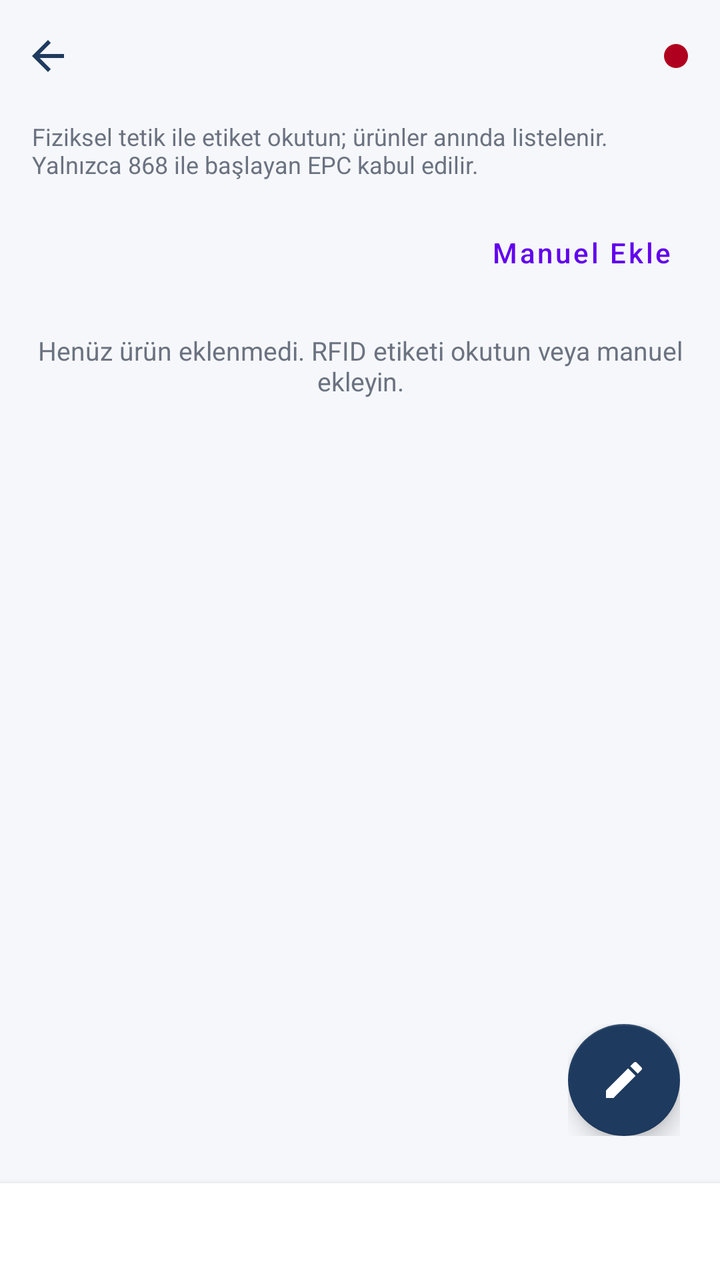
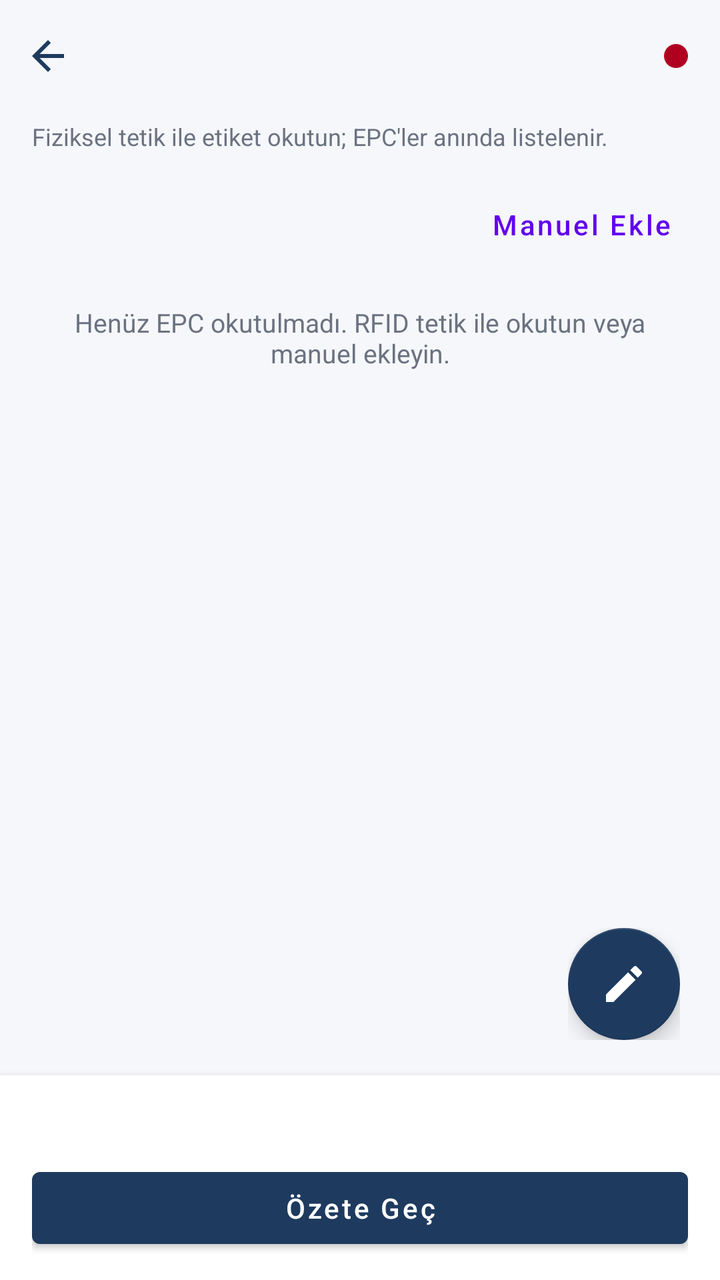

An Android layout rendered at two revisions. The XML below is the earlier revision; the diff shows what the commit changed to produce the second picture.
<!-- AndroidManifest.xml: application theme Theme.ArmineOrderModule -->
<!-- res/layout/activity_wholesale_order.xml -->
<?xml version="1.0" encoding="utf-8"?>
<FrameLayout xmlns:android="http://schemas.android.com/apk/res/android"
    xmlns:app="http://schemas.android.com/apk/res-auto"
    android:layout_width="match_parent"
    android:layout_height="match_parent"
    android:background="@color/login_background">

    <LinearLayout
        android:layout_width="match_parent"
        android:layout_height="match_parent"
        android:orientation="vertical">

        <LinearLayout
            android:layout_width="match_parent"
            android:layout_height="56dp"
            android:gravity="center_vertical"
            android:orientation="horizontal"
            android:paddingStart="4dp"
            android:paddingEnd="16dp">

            <ImageButton
                android:id="@+id/btnBack"
                android:layout_width="40dp"
                android:layout_height="40dp"
                android:background="?attr/selectableItemBackgroundBorderless"
                android:contentDescription="@string/back_button"
                android:padding="8dp"
                android:scaleType="centerInside"
                android:src="@drawable/ic_back" />

            <TextView
                android:id="@+id/tvOrderCustomerName"
                android:layout_width="0dp"
                android:layout_height="wrap_content"
                android:layout_weight="1"
                android:layout_marginStart="4dp"
                android:ellipsize="end"
                android:maxLines="1"
                android:textColor="@color/login_title"
                android:textSize="18sp"
                android:textStyle="bold" />

            <View
                android:id="@+id/dotRfidStatus"
                android:layout_width="12dp"
                android:layout_height="12dp"
                android:layout_marginStart="8dp"
                android:background="@drawable/bg_dot_red"
                android:contentDescription="@string/main_rfid_status_disconnected" />
        </LinearLayout>

        <LinearLayout
            android:layout_width="match_parent"
            android:layout_height="0dp"
            android:layout_weight="1"
            android:orientation="vertical"
            android:paddingStart="16dp"
            android:paddingEnd="16dp"
            android:paddingBottom="8dp">

            <TextView
                android:id="@+id/tvScanHint"
                android:layout_width="match_parent"
                android:layout_height="wrap_content"
                android:layout_marginTop="4dp"
                android:text="@string/wholesale_order_scan_hint"
                android:textColor="@color/login_subtitle"
                android:textSize="12sp" />

            <LinearLayout
                android:layout_width="match_parent"
                android:layout_height="wrap_content"
                android:layout_marginTop="12dp"
                android:gravity="center_vertical"
                android:orientation="horizontal">

                <TextView
                    android:id="@+id/tvLinesSummary"
                    android:layout_width="0dp"
                    android:layout_height="wrap_content"
                    android:layout_weight="1"
                    android:textColor="@color/login_title"
                    android:textSize="14sp"
                    android:textStyle="bold" />

                <com.google.android.material.button.MaterialButton
                    android:id="@+id/btnAddManualLine"
                    style="@style/Widget.MaterialComponents.Button.TextButton"
                    android:layout_width="wrap_content"
                    android:layout_height="wrap_content"
                    android:text="@string/wholesale_order_add_manual_line"
                    android:textAllCaps="false" />
            </LinearLayout>

            <TextView
                android:id="@+id/tvOrderError"
                android:layout_width="match_parent"
                android:layout_height="wrap_content"
                android:layout_marginTop="4dp"
                android:textColor="@color/login_error"
                android:textSize="13sp"
                android:visibility="gone" />

            <TextView
                android:id="@+id/tvLinesEmptyHint"
                android:layout_width="match_parent"
                android:layout_height="wrap_content"
                android:layout_marginTop="16dp"
                android:gravity="center"
                android:text="@string/wholesale_order_lines_empty_hint"
                android:textColor="@color/login_subtitle"
                android:textSize="13sp" />

            <androidx.recyclerview.widget.RecyclerView
                android:id="@+id/rvOrderLines"
                android:layout_width="match_parent"
                android:layout_height="0dp"
                android:layout_marginTop="8dp"
                android:layout_weight="1"
                android:clipToPadding="false" />

        </LinearLayout>

        <LinearLayout
            android:id="@+id/footerTagCount"
            android:layout_width="match_parent"
            android:layout_height="wrap_content"
            android:background="@color/white"
            android:elevation="6dp"
            android:gravity="center"
            android:orientation="horizontal"
            android:paddingStart="16dp"
            android:paddingTop="14dp"
            android:paddingEnd="16dp"
            android:paddingBottom="14dp">

            <TextView
                android:id="@+id/tvTotalTagCount"
                android:layout_width="wrap_content"
                android:layout_height="wrap_content"
                android:textColor="@color/login_title"
                android:textSize="15sp"
                android:textStyle="bold" />
        </LinearLayout>
    </LinearLayout>

    <LinearLayout
        android:layout_width="wrap_content"
        android:layout_height="wrap_content"
        android:layout_gravity="bottom|end"
        android:layout_marginBottom="72dp"
        android:layout_marginEnd="20dp"
        android:orientation="vertical"
        android:gravity="end">

        <LinearLayout
            android:id="@+id/rowSaveAndSend"
            android:layout_width="wrap_content"
            android:layout_height="wrap_content"
            android:layout_marginBottom="14dp"
            android:gravity="center_vertical"
            android:orientation="horizontal"
            android:visibility="gone">

            <TextView
                android:layout_width="wrap_content"
                android:layout_height="wrap_content"
                android:layout_marginEnd="10dp"
                android:background="@color/white"
                android:elevation="2dp"
                android:paddingStart="10dp"
                android:paddingTop="6dp"
                android:paddingEnd="10dp"
                android:paddingBottom="6dp"
                android:text="@string/wholesale_order_save_and_send"
                android:textColor="@color/login_title"
                android:textSize="13sp" />

            <com.google.android.material.floatingactionbutton.FloatingActionButton
                android:id="@+id/fabSaveAndSend"
                android:layout_width="wrap_content"
                android:layout_height="wrap_content"
                app:fabSize="mini"
                android:contentDescription="@string/wholesale_order_save_and_send"
                android:src="@drawable/ic_send"
                app:backgroundTint="@color/login_primary"
                app:tint="@color/white" />
        </LinearLayout>

        <LinearLayout
            android:id="@+id/rowSave"
            android:layout_width="wrap_content"
            android:layout_height="wrap_content"
            android:layout_marginBottom="14dp"
            android:gravity="center_vertical"
            android:orientation="horizontal"
            android:visibility="gone">

            <TextView
                android:layout_width="wrap_content"
                android:layout_height="wrap_content"
                android:layout_marginEnd="10dp"
                android:background="@color/white"
                android:elevation="2dp"
                android:paddingStart="10dp"
                android:paddingTop="6dp"
                android:paddingEnd="10dp"
                android:paddingBottom="6dp"
                android:text="@string/wholesale_order_save_draft"
                android:textColor="@color/login_title"
                android:textSize="13sp" />

            <com.google.android.material.floatingactionbutton.FloatingActionButton
                android:id="@+id/fabSave"
                android:layout_width="wrap_content"
                android:layout_height="wrap_content"
                app:fabSize="mini"
                android:contentDescription="@string/wholesale_order_save_draft"
                android:src="@drawable/ic_save"
                app:backgroundTint="@color/login_primary"
                app:tint="@color/white" />
        </LinearLayout>

        <com.google.android.material.floatingactionbutton.FloatingActionButton
            android:id="@+id/fabOrderActions"
            android:layout_width="wrap_content"
            android:layout_height="wrap_content"
            android:contentDescription="@string/wholesale_order_actions"
            android:src="@drawable/ic_edit"
            app:backgroundTint="@color/login_primary"
            app:tint="@color/white" />

    </LinearLayout>

</FrameLayout>
<!-- resources referenced by this layout -->
<resources>
  <color name="login_background">#FFF5F7FA</color>
  <color name="login_error">#FFB00020</color>
  <color name="login_primary">#FF1E3A5F</color>
  <color name="login_subtitle">#FF6B7280</color>
  <color name="login_title">#FF1A1A1A</color>
  <color name="white">#FFFFFFFF</color>
  <!-- drawable bg_dot_red (drawable) -->
  <?xml version="1.0" encoding="utf-8"?>
  <shape xmlns:android="http://schemas.android.com/apk/res/android"
      android:shape="oval">
      <solid android:color="@color/login_error" />
  </shape>
  <!-- drawable ic_back (drawable) -->
  <?xml version="1.0" encoding="utf-8"?>
  <vector xmlns:android="http://schemas.android.com/apk/res/android"
      android:width="24dp"
      android:height="24dp"
      android:viewportWidth="24"
      android:viewportHeight="24">
      <path
          android:fillColor="#FF1E3A5F"
          android:pathData="M20,11H7.83l5.59,-5.59L12,4l-8,8 8,8 1.41,-1.41L7.83,13H20v-2z" />
  </vector>
  <!-- drawable ic_edit (drawable) -->
  <?xml version="1.0" encoding="utf-8"?>
  <vector xmlns:android="http://schemas.android.com/apk/res/android"
      android:width="24dp"
      android:height="24dp"
      android:viewportWidth="24"
      android:viewportHeight="24"
      android:tint="#FFFFFFFF">
      <path
          android:fillColor="#FF000000"
          android:pathData="M3,17.25V21h3.75L17.81,9.94l-3.75,-3.75L3,17.25zM20.71,7.04c0.39,-0.39 0.39,-1.02 0,-1.41l-2.34,-2.34c-0.39,-0.39 -1.02,-0.39 -1.41,0l-1.83,1.83 3.75,3.75 1.83,-1.83z" />
  </vector>
  <!-- drawable ic_save (drawable) -->
  <?xml version="1.0" encoding="utf-8"?>
  <vector xmlns:android="http://schemas.android.com/apk/res/android"
      android:width="24dp"
      android:height="24dp"
      android:viewportWidth="24"
      android:viewportHeight="24"
      android:tint="#FFFFFFFF">
      <path
          android:fillColor="#FF000000"
          android:pathData="M17,3H5C3.89,3 3,3.9 3,5v14c0,1.1 0.89,2 2,2h14c1.1,0 2,-0.9 2,-2V7L17,3zM12,19c-1.66,0 -3,-1.34 -3,-3s1.34,-3 3,-3 3,1.34 3,3 -1.34,3 -3,3zM15,9L5,9L5,5h10v4z" />
  </vector>
  <!-- drawable ic_send (drawable) -->
  <?xml version="1.0" encoding="utf-8"?>
  <vector xmlns:android="http://schemas.android.com/apk/res/android"
      android:width="24dp"
      android:height="24dp"
      android:viewportWidth="24"
      android:viewportHeight="24"
      android:tint="#FFFFFFFF">
      <path
          android:fillColor="#FF000000"
          android:pathData="M2.01,21L23,12 2.01,3 2,10l15,2 -15,2z" />
  </vector>
  <string name="back_button">Geri</string>
  <string name="main_rfid_status_disconnected">RFID Bagli degil</string>
  <string name="wholesale_order_actions">Sipariş işlemleri</string>
  <string name="wholesale_order_add_manual_line">Manuel Ekle</string>
  <string name="wholesale_order_lines_empty_hint">Henüz ürün eklenmedi. RFID etiketi okutun veya manuel ekleyin.</string>
  <string name="wholesale_order_save_and_send">Kaydet ve Gönder</string>
  <string name="wholesale_order_save_draft">Kaydet</string>
  <string name="wholesale_order_scan_hint">Fiziksel tetik ile etiket okutun; ürünler anında listelenir. Yalnızca 868 ile başlayan EPC kabul edilir.</string>
  <style name="Theme.ArmineOrderModule" parent="Theme.MaterialComponents.DayNight.NoActionBar">
          
          <item name="colorPrimary">@color/purple_500</item>
          <item name="colorPrimaryVariant">@color/purple_700</item>
          <item name="colorOnPrimary">@color/white</item>
          
          <item name="colorSecondary">@color/teal_200</item>
          <item name="colorSecondaryVariant">@color/teal_700</item>
          <item name="colorOnSecondary">@color/black</item>
          
          <item name="android:statusBarColor">?attr/colorPrimaryVariant</item>
          
      </style>
  <color name="purple_500">#FF6200EE</color>
  <color name="purple_700">#FF3700B3</color>
  <color name="teal_200">#FF03DAC5</color>
  <color name="teal_700">#FF018786</color>
  <color name="black">#FF000000</color>
</resources>

<!-- the commit's change to res/layout/activity_wholesale_order.xml (unified diff, before → after) -->
@@ -122,25 +122,34 @@
         </LinearLayout>
 
         <LinearLayout
-            android:id="@+id/footerTagCount"
+            android:id="@+id/footerActions"
             android:layout_width="match_parent"
             android:layout_height="wrap_content"
             android:background="@color/white"
             android:elevation="6dp"
-            android:gravity="center"
-            android:orientation="horizontal"
+            android:orientation="vertical"
             android:paddingStart="16dp"
-            android:paddingTop="14dp"
+            android:paddingTop="12dp"
             android:paddingEnd="16dp"
-            android:paddingBottom="14dp">
+            android:paddingBottom="12dp">
 
             <TextView
                 android:id="@+id/tvTotalTagCount"
-                android:layout_width="wrap_content"
-                android:layout_height="wrap_content"
+                android:layout_width="match_parent"
+                android:layout_height="wrap_content"
+                android:gravity="center"
                 android:textColor="@color/login_title"
                 android:textSize="15sp"
                 android:textStyle="bold" />
+
+            <com.google.android.material.button.MaterialButton
+                android:id="@+id/btnGoToSummary"
+                android:layout_width="match_parent"
+                android:layout_height="wrap_content"
+                android:layout_marginTop="10dp"
+                android:text="@string/wholesale_order_go_to_summary"
+                android:textAllCaps="false"
+                app:backgroundTint="@color/login_primary" />
         </LinearLayout>
     </LinearLayout>
 
@@ -148,13 +157,13 @@
         android:layout_width="wrap_content"
         android:layout_height="wrap_content"
         android:layout_gravity="bottom|end"
-        android:layout_marginBottom="72dp"
+        android:layout_marginBottom="120dp"
         android:layout_marginEnd="20dp"
         android:orientation="vertical"
         android:gravity="end">
 
         <LinearLayout
-            android:id="@+id/rowSaveAndSend"
+            android:id="@+id/rowCancelBarcode"
             android:layout_width="wrap_content"
             android:layout_height="wrap_content"
             android:layout_marginBottom="14dp"
@@ -172,52 +181,18 @@
                 android:paddingTop="6dp"
                 android:paddingEnd="10dp"
                 android:paddingBottom="6dp"
-                android:text="@string/wholesale_order_save_and_send"
+                android:text="@string/wholesale_order_cancel_barcode"
                 android:textColor="@color/login_title"
                 android:textSize="13sp" />
 
             <com.google.android.material.floatingactionbutton.FloatingActionButton
-                android:id="@+id/fabSaveAndSend"
+                android:id="@+id/fabCancelBarcode"
                 android:layout_width="wrap_content"
                 android:layout_height="wrap_content"
+                android:contentDescription="@string/wholesale_order_cancel_barcode"
+                android:src="@drawable/ic_delete"
+                app:backgroundTint="@color/login_primary"
                 app:fabSize="mini"
-                android:contentDescription="@string/wholesale_order_save_and_send"
-                android:src="@drawable/ic_send"
-                app:backgroundTint="@color/login_primary"
-                app:tint="@color/white" />
-        </LinearLayout>
-
-        <LinearLayout
-            android:id="@+id/rowSave"
-            android:layout_width="wrap_content"
-            android:layout_height="wrap_content"
-            android:layout_marginBottom="14dp"
-            android:gravity="center_vertical"
-            android:orientation="horizontal"
-            android:visibility="gone">
-
-            <TextView
-                android:layout_width="wrap_content"
-                android:layout_height="wrap_content"
-                android:layout_marginEnd="10dp"
-                android:background="@color/white"
-                android:elevation="2dp"
-                android:paddingStart="10dp"
-                android:paddingTop="6dp"
-                android:paddingEnd="10dp"
-                android:paddingBottom="6dp"
-                android:text="@string/wholesale_order_save_draft"
-                android:textColor="@color/login_title"
-                android:textSize="13sp" />
-
-            <com.google.android.material.floatingactionbutton.FloatingActionButton
-                android:id="@+id/fabSave"
-                android:layout_width="wrap_content"
-                android:layout_height="wrap_content"
-                app:fabSize="mini"
-                android:contentDescription="@string/wholesale_order_save_draft"
-                android:src="@drawable/ic_save"
-                app:backgroundTint="@color/login_primary"
                 app:tint="@color/white" />
         </LinearLayout>
 
<!-- resource entries referenced after the edit -->
@@ -23,6 +23,18 @@
           android:fillColor="#FF1E3A5F"
           android:pathData="M20,11H7.83l5.59,-5.59L12,4l-8,8 8,8 1.41,-1.41L7.83,13H20v-2z" />
   </vector>
+  <!-- drawable ic_delete (drawable) -->
+  <?xml version="1.0" encoding="utf-8"?>
+  <vector xmlns:android="http://schemas.android.com/apk/res/android"
+      android:width="24dp"
+      android:height="24dp"
+      android:viewportWidth="24"
+      android:viewportHeight="24"
+      android:tint="#FF6B7280">
+      <path
+          android:fillColor="#FF000000"
+          android:pathData="M6,19c0,1.1 0.9,2 2,2h8c1.1,0 2,-0.9 2,-2V7H6v12zM19,4h-3.5l-1,-1h-5l-1,1H5v2h14V4z" />
+  </vector>
   <!-- drawable ic_edit (drawable) -->
   <?xml version="1.0" encoding="utf-8"?>
   <vector xmlns:android="http://schemas.android.com/apk/res/android"
@@ -35,38 +47,14 @@
           android:fillColor="#FF000000"
           android:pathData="M3,17.25V21h3.75L17.81,9.94l-3.75,-3.75L3,17.25zM20.71,7.04c0.39,-0.39 0.39,-1.02 0,-1.41l-2.34,-2.34c-0.39,-0.39 -1.02,-0.39 -1.41,0l-1.83,1.83 3.75,3.75 1.83,-1.83z" />
   </vector>
-  <!-- drawable ic_save (drawable) -->
-  <?xml version="1.0" encoding="utf-8"?>
-  <vector xmlns:android="http://schemas.android.com/apk/res/android"
-      android:width="24dp"
-      android:height="24dp"
-      android:viewportWidth="24"
-      android:viewportHeight="24"
-      android:tint="#FFFFFFFF">
-      <path
-          android:fillColor="#FF000000"
-          android:pathData="M17,3H5C3.89,3 3,3.9 3,5v14c0,1.1 0.89,2 2,2h14c1.1,0 2,-0.9 2,-2V7L17,3zM12,19c-1.66,0 -3,-1.34 -3,-3s1.34,-3 3,-3 3,1.34 3,3 -1.34,3 -3,3zM15,9L5,9L5,5h10v4z" />
-  </vector>
-  <!-- drawable ic_send (drawable) -->
-  <?xml version="1.0" encoding="utf-8"?>
-  <vector xmlns:android="http://schemas.android.com/apk/res/android"
-      android:width="24dp"
-      android:height="24dp"
-      android:viewportWidth="24"
-      android:viewportHeight="24"
-      android:tint="#FFFFFFFF">
-      <path
-          android:fillColor="#FF000000"
-          android:pathData="M2.01,21L23,12 2.01,3 2,10l15,2 -15,2z" />
-  </vector>
   <string name="back_button">Geri</string>
   <string name="main_rfid_status_disconnected">RFID Bagli degil</string>
   <string name="wholesale_order_actions">Sipariş işlemleri</string>
   <string name="wholesale_order_add_manual_line">Manuel Ekle</string>
-  <string name="wholesale_order_lines_empty_hint">Henüz ürün eklenmedi. RFID etiketi okutun veya manuel ekleyin.</string>
-  <string name="wholesale_order_save_and_send">Kaydet ve Gönder</string>
-  <string name="wholesale_order_save_draft">Kaydet</string>
-  <string name="wholesale_order_scan_hint">Fiziksel tetik ile etiket okutun; ürünler anında listelenir. Yalnızca 868 ile başlayan EPC kabul edilir.</string>
+  <string name="wholesale_order_cancel_barcode">İptal Barkod</string>
+  <string name="wholesale_order_go_to_summary">Özete Geç</string>
+  <string name="wholesale_order_lines_empty_hint">Henüz EPC okutulmadı. RFID tetik ile okutun veya manuel ekleyin.</string>
+  <string name="wholesale_order_scan_hint">Fiziksel tetik ile etiket okutun; EPC\'ler anında listelenir.</string>
   <style name="Theme.ArmineOrderModule" parent="Theme.MaterialComponents.DayNight.NoActionBar">
           
           <item name="colorPrimary">@color/purple_500</item>
